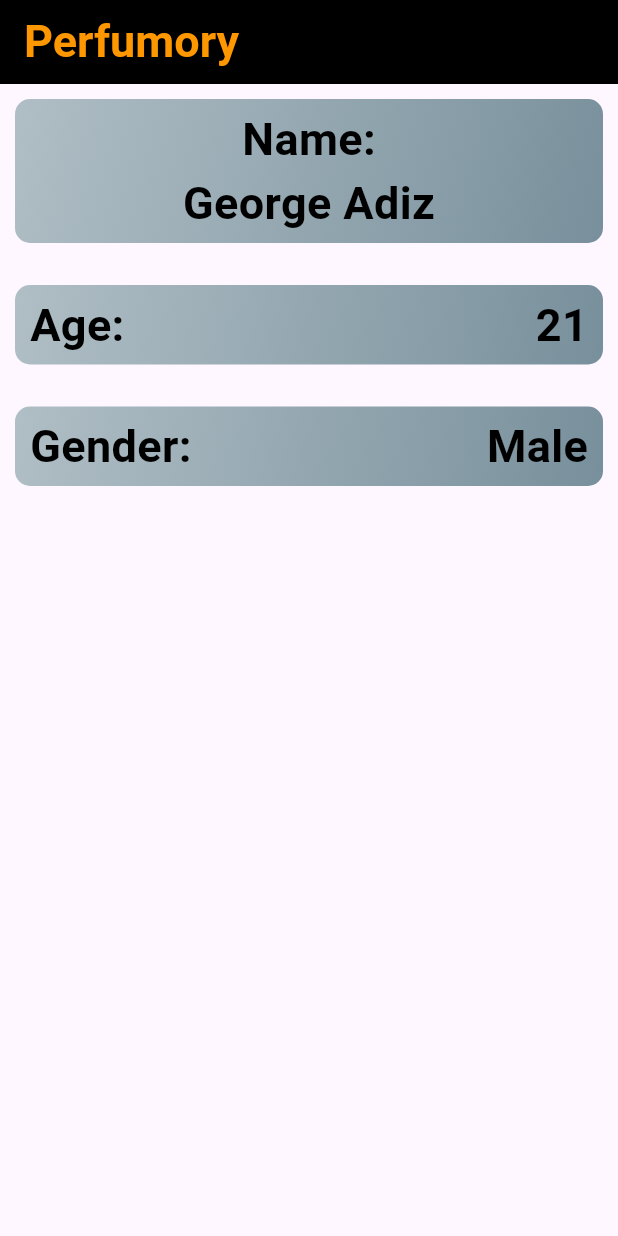
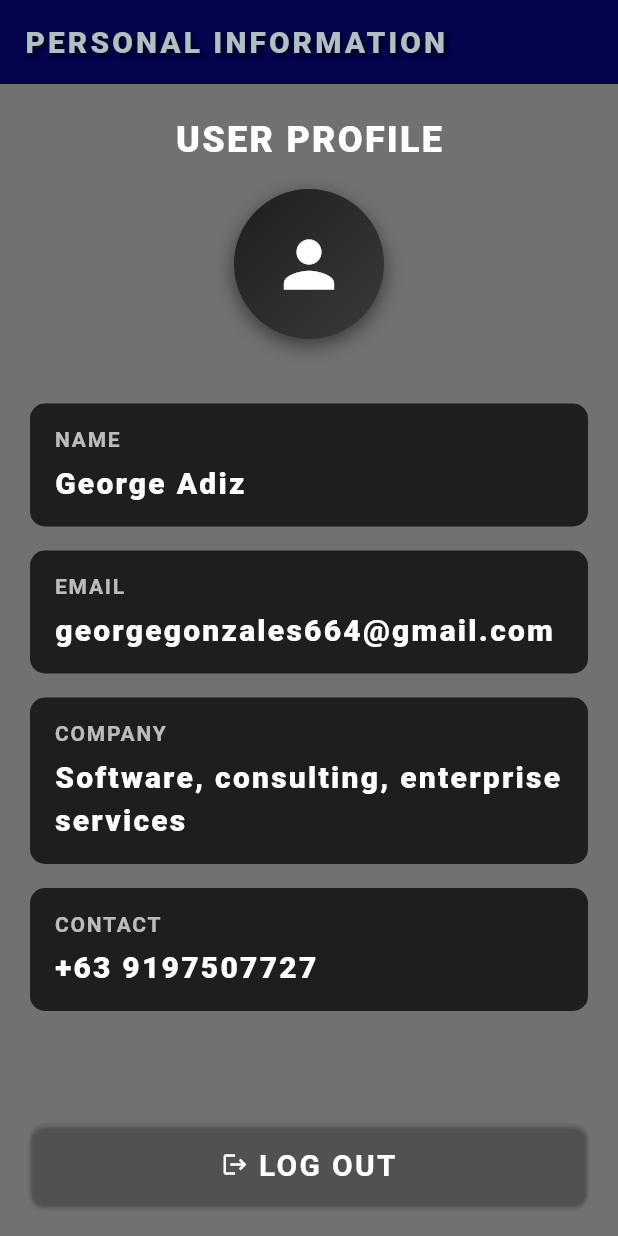
Before and after one commit to GeorgeAdiz/Perfumory, a Flutter app: the screen it shows after launch, on a phone screen of 412 x 824 dp. Run offline on Flutter 3.47's test engine with Material 3 defaults, Android fonts, the phone set to English and light mode, and no system bars.

Commit message:
3rd commit

```diff
--- a/lib/main.dart
+++ b/lib/main.dart
@@ -1,132 +1,167 @@
 import 'package:flutter/material.dart';
 
 void main() {
-  runApp(MaterialApp(
-    home: Scaffold(
+  runApp(
+    const MaterialApp(
+      debugShowCheckedModeBanner: false,
+      home: Profile(),
+    ),
+  );
+}
+
+class Profile extends StatelessWidget {
+  const Profile({super.key});
+
+  @override
+  Widget build(BuildContext context) {
+    return Scaffold(
+      backgroundColor: Color.fromARGB(255, 113, 113, 114), // Dark background
       appBar: AppBar(
+        backgroundColor: Color.fromARGB(255, 3, 3, 78),
+        elevation: 0,
+        centerTitle: false,
         title: Text(
-          'Perfumory',
+          'PERSONAL INFORMATION',
           style: TextStyle(
-            color: Colors.orange,
-            fontWeight: FontWeight.bold,
-            fontSize: 30,
+            fontSize: 20,
+            fontWeight: FontWeight.w900,
+            letterSpacing: 2,
+            color: Colors.blueGrey[200], // Adjusted for match
+            shadows: [
+              Shadow(
+                color: Colors.black.withOpacity(0.8),
+                blurRadius: 4,
+                offset: const Offset(2, 2),
+              ),
+            ],
           ),
         ),
-        backgroundColor: Colors.black,
       ),
-      body: Column(
-        // Align the elements vertically
-        crossAxisAlignment: CrossAxisAlignment.stretch, // Align elements to the left
+      body: Padding(
+        padding: const EdgeInsets.all(20),
+        child: Column(
+          crossAxisAlignment: CrossAxisAlignment.start,
           children: [
-          // Container for Name
+            // Enhanced USER PROFILE Section
+            Center(
+              child: Column(
+                children: [
+                  Text(
+                    "USER PROFILE",
+                    style: TextStyle(
+                      color: Colors.white, // Adjusted to match the second code style
+                      fontSize: 24,
+                      fontWeight: FontWeight.w900,
+                      letterSpacing: 1.5,
+                    ),
+                  ),
+                  const SizedBox(height: 16),
                   Container(
-            margin: EdgeInsets.all(10),
+                    width: 100,
+                    height: 100,
                     decoration: BoxDecoration(
-              gradient: LinearGradient(
-                colors: [Colors.blueGrey.shade200, Colors.blueGrey.shade400],
+                      shape: BoxShape.circle,
+                      gradient: const LinearGradient(
+                        colors: [Color(0xFF1E1E1E), Color(0xFF3A3A3A)], // Similar dark tones
                         begin: Alignment.topLeft,
                         end: Alignment.bottomRight,
                       ),
-              borderRadius: BorderRadius.circular(10),
+                      boxShadow: [
+                        BoxShadow(
+                          color: Colors.black.withOpacity(0.5),
+                          blurRadius: 10,
+                          offset: const Offset(0, 4),
                         ),
-            padding: EdgeInsets.symmetric(vertical: 5, horizontal: 10), // Padding for Name row
-            child: Column(
-              mainAxisAlignment: MainAxisAlignment.spaceBetween,
-              children: [
-                Text(
-                  'Name:',
-                  style: TextStyle(
-                    color: Colors.black,
-                    fontWeight: FontWeight.bold,
-                    fontSize: 30,
+                      ],
                     ),
+                    child: const Center(
+                      child: Icon(
+                        Icons.person,
+                        size: 50,
+                        color: Colors.white,
                       ),
-                Text(
-                  'George Adiz',
-                  style: TextStyle(
-                    color: Colors.black,
-                    fontWeight: FontWeight.bold,
-                    fontSize: 30,
                     ),
                   ),
                 ],
               ),
             ),
-          SizedBox(height: 8), // Space between sections
+            const SizedBox(height: 35),
 
-          // Container for Age
-          Container(
-            margin: EdgeInsets.all(10),
-            decoration: BoxDecoration(
-              gradient: LinearGradient(
-                colors: [Colors.blueGrey.shade200, Colors.blueGrey.shade400],
-                begin: Alignment.topLeft,
-                end: Alignment.bottomRight,
+            // Info cards without border
+            _infoCard("NAME", "George Adiz"),
+            _infoCard("EMAIL", "georgegonzales664@gmail.com"),
+            _infoCard("COMPANY", "Software, consulting, enterprise services"),
+            _infoCard("CONTACT", "+63 9197507727"),
+
+            const Spacer(),
+
+            // 🔻 Full-Width Log Out Button (Optional)
+            SizedBox(
+              width: double.infinity,
+              child: ElevatedButton.icon(
+                onPressed: () {
+                  ScaffoldMessenger.of(context).showSnackBar(
+                    const SnackBar(content: Text("Logged out")),
+                  );
+                },
+                icon: const Icon(Icons.logout),
+                label: const Text("LOG OUT"),
+                style: ElevatedButton.styleFrom(
+                  foregroundColor: Colors.white,
+                  backgroundColor: Color.fromARGB(4, 8, 4, 86), // Same color as in second code
+                  padding: const EdgeInsets.symmetric(horizontal: 24, vertical: 16),
+                  textStyle: TextStyle(
+                    fontSize: 20,
+                    fontWeight: FontWeight.bold,
+                    letterSpacing: 1.5,
                   ),
+                  shape: RoundedRectangleBorder(
                     borderRadius: BorderRadius.circular(10),
                   ),
-            padding: EdgeInsets.symmetric(vertical: 5, horizontal: 10), // Padding for Age row
-            child: Row(
-              mainAxisAlignment: MainAxisAlignment.spaceBetween,
-              children: [
-                Text(
-                  'Age:',
-                  style: TextStyle(
-                    color: Colors.black,
-                    fontWeight: FontWeight.bold,
-                    fontSize: 30,
                 ),
-                ),
-                Text(
-                  '21',
-                  style: TextStyle(
-                    color: Colors.black,
-                    fontWeight: FontWeight.bold,
-                    fontSize: 30,
               ),
             ),
           ],
         ),
       ),
-          SizedBox(height: 8), // Space between sections
+    );
+  }
 
-          // Container for Gender
-          Container(
-            margin: EdgeInsets.all(10),
+  // Reusable info card with border removed
+  Widget _infoCard(String label, String value) {
+    return Container(
+      width: double.infinity,
+      margin: const EdgeInsets.symmetric(vertical: 8),
+      padding: const EdgeInsets.symmetric(horizontal: 16, vertical: 14),
       decoration: BoxDecoration(
-              gradient: LinearGradient(
-                colors: [Colors.blueGrey.shade200, Colors.blueGrey.shade400],
-                begin: Alignment.topLeft,
-                end: Alignment.bottomRight,
+        color: const Color(0xFF1E1E1E), // Dark gray background
+        borderRadius: BorderRadius.circular(10),
+        // Removed the border here
       ),
-              borderRadius: BorderRadius.circular(10),
-            ),
-            padding: EdgeInsets.symmetric(vertical: 5, horizontal: 10), // Padding for Gender row
-            child: Row(
-              mainAxisAlignment: MainAxisAlignment.spaceBetween,
+      child: Column(
+        crossAxisAlignment: CrossAxisAlignment.start,
         children: [
           Text(
-                  'Gender:',
+            label,
             style: TextStyle(
-                    color: Colors.black,
+              color: Colors.white70, // Light gray for labels
+              fontSize: 14,
               fontWeight: FontWeight.bold,
-                    fontSize: 30,
+              letterSpacing: 1.2,
             ),
           ),
+          const SizedBox(height: 5),
           Text(
-                  'Male',
+            value,
             style: TextStyle(
-                    color: Colors.black,
-                    fontWeight: FontWeight.bold,
-                    fontSize: 30,
+              color: Colors.white, // Adjusted to match the value text
+              fontSize: 20,
+              fontWeight: FontWeight.w900,
+              letterSpacing: 1.5,
             ),
           ),
         ],
       ),
-          ),
-          SizedBox(height: 8),
-        ],
-      ),
-    ),
-  ));
+    );
   }
+}
```
Lines whose indentation alone changed are shown as unchanged.
